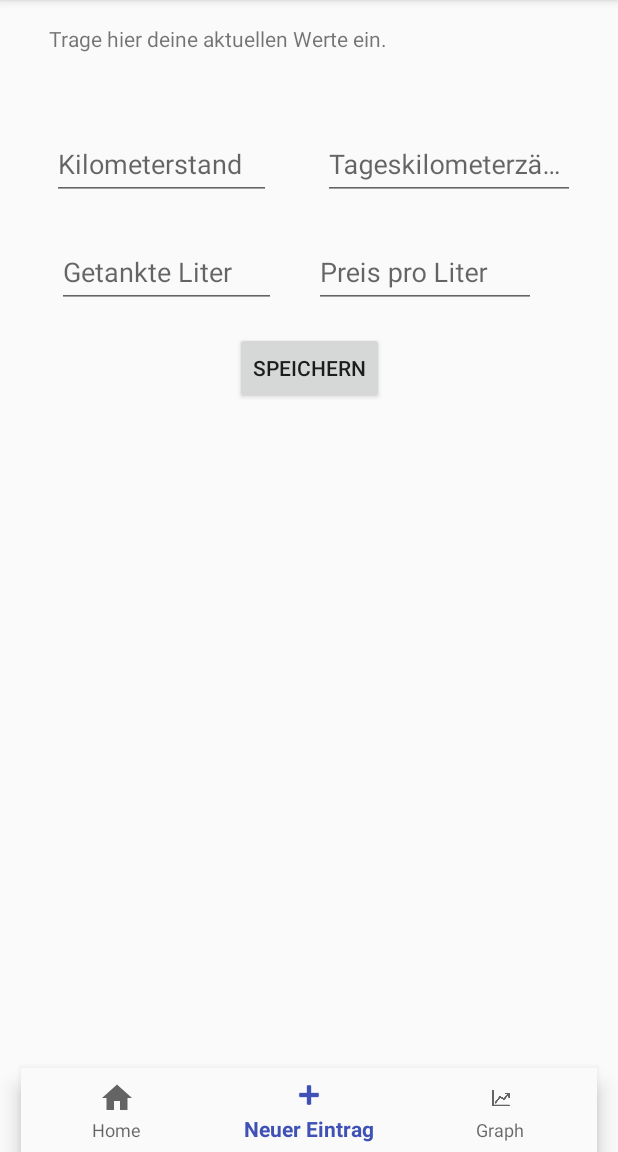
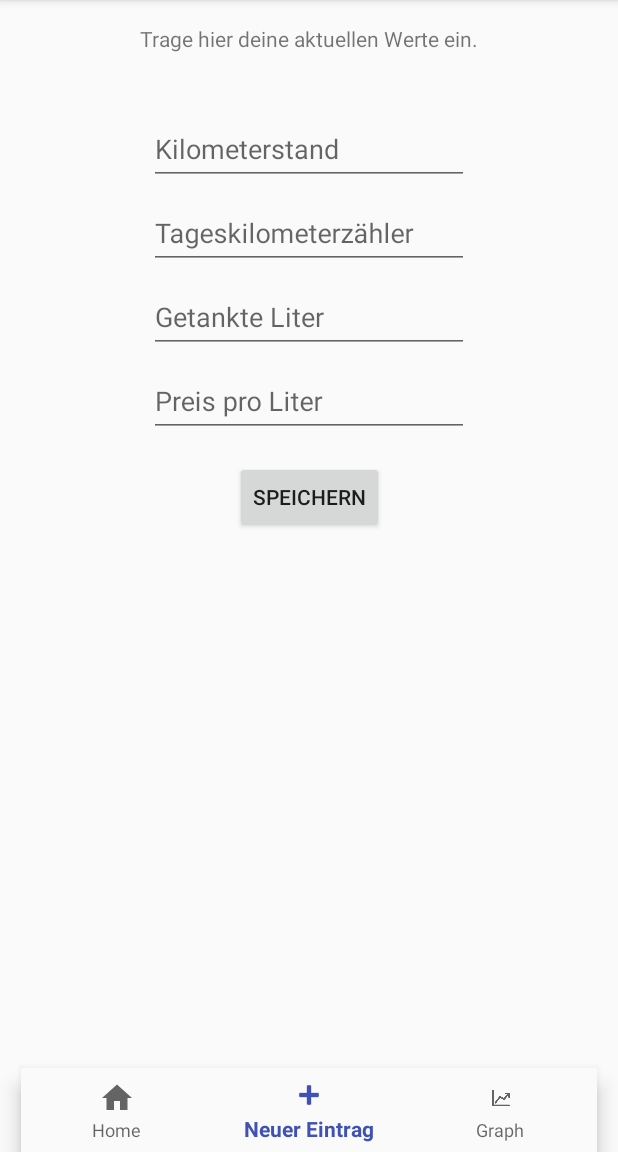
Before and after one commit to AdrianSaueressig/FuelConsumptionCalculator, an Android app: the screen it shows after launch (HomeScreen), item 2 of the bottom bar chosen, on a phone screen of 412 x 824 dp, the part 84-1236 px from its top. Run offline under Robolectric (Android 15) with nearby library versions, the phone set to English and light mode, and no system bars.

Commit message:
Change visuals of NewEntry Fragment (now all buttons are below each other instead of 2x2), made sure project still works with Android SDK 30 and 16

```diff
--- a/app/src/main/java/com/nolari/benzinverbrauchberechner/fragment/TankEntryDetailViewFragment.java
+++ b/app/src/main/java/com/nolari/benzinverbrauchberechner/fragment/TankEntryDetailViewFragment.java
@@ -65,7 +65,7 @@ public class TankEntryDetailViewFragment extends Fragment {
                              Bundle savedInstanceState) {
         // Inflate the layout for this fragment
         View v = inflater.inflate(R.layout.fragment_tank_entry_detail_view, container, false);
-        TextView tv = v.findViewById(R.id.textView3Really);
+        TextView tv = v.findViewById(R.id.tankEntryDetailTextView);
         tv.setText(entry.toString());
 
         return v;
--- a/app/src/main/res/layout/activity_new_entry.xml
+++ b/app/src/main/res/layout/activity_new_entry.xml
@@ -12,8 +12,6 @@
         android:id="@+id/button_save"
         android:layout_width="wrap_content"
         android:layout_height="wrap_content"
-        android:layout_marginEnd="8dp"
-        android:layout_marginStart="8dp"
         android:layout_marginTop="72dp"
         android:onClick="onDeleteClick"
         android:text="DELETE ALL ENTRIES"
@@ -26,8 +24,6 @@
         android:id="@+id/button_save2"
         android:layout_width="wrap_content"
         android:layout_height="wrap_content"
-        android:layout_marginEnd="8dp"
-        android:layout_marginStart="8dp"
         android:layout_marginTop="16dp"
         android:onClick="onSaveClick"
         android:text="@string/button_save"
@@ -37,32 +33,28 @@
 
     <TextView
         android:id="@+id/textView2"
-        android:layout_width="347dp"
-        android:layout_height="33dp"
-        android:layout_marginEnd="8dp"
-        android:layout_marginStart="8dp"
+        android:layout_width="wrap_content"
+        android:layout_height="wrap_content"
         android:layout_marginTop="16dp"
         android:text="@string/activity_newEntry_content"
         app:layout_constraintEnd_toEndOf="parent"
         app:layout_constraintStart_toStartOf="parent"
         app:layout_constraintTop_toTopOf="parent" />
 
+
+
     <android.support.design.widget.TextInputLayout
         android:id="@+id/input_layout_tripmeter"
-        android:layout_width="170dp"
-        android:layout_height="0dp"
-        android:layout_marginEnd="8dp"
-        android:layout_marginTop="28dp"
+        android:layout_width="wrap_content"
+        android:layout_height="wrap_content"
         app:layout_constraintEnd_toEndOf="parent"
-        app:layout_constraintStart_toEndOf="@+id/input_layout_kilometers"
-        app:layout_constraintTop_toBottomOf="@+id/textView2">
+        app:layout_constraintStart_toStartOf="parent"
+        app:layout_constraintTop_toBottomOf="@+id/input_layout_kilometers">
 
         <android.support.design.widget.TextInputEditText
             android:id="@+id/input_tripmeter"
-            android:layout_width="168dp"
+            android:layout_width="wrap_content"
             android:layout_height="match_parent"
-            android:layout_marginEnd="8dp"
-            android:layout_marginTop="28dp"
             android:digits="0123456789.,"
             android:ems="10"
             android:hint="@string/input_tripmeter"
@@ -71,21 +63,17 @@
 
     <android.support.design.widget.TextInputLayout
         android:id="@+id/input_layout_kilometers"
-        android:layout_width="170dp"
-        android:layout_height="0dp"
-        android:layout_marginStart="8dp"
-        android:layout_marginTop="28dp"
-        app:layout_constraintEnd_toStartOf="@+id/input_layout_tripmeter"
-        app:layout_constraintHorizontal_bias="0.702"
+        android:layout_width="wrap_content"
+        android:layout_height="wrap_content"
+        android:layout_marginTop="32dp"
+        app:layout_constraintEnd_toEndOf="parent"
         app:layout_constraintStart_toStartOf="parent"
         app:layout_constraintTop_toBottomOf="@+id/textView2">
 
         <android.support.design.widget.TextInputEditText
             android:id="@+id/input_kilometers"
-            android:layout_width="146dp"
+            android:layout_width="wrap_content"
             android:layout_height="match_parent"
-            android:layout_marginStart="8dp"
-            android:layout_marginTop="28dp"
             android:digits="0123456789.,"
             android:ems="10"
             android:hint="@string/input_kilometers"
@@ -94,21 +82,16 @@
 
     <android.support.design.widget.TextInputLayout
         android:id="@+id/input_layout_pricePerLitre"
-        android:layout_width="150dp"
+        android:layout_width="wrap_content"
         android:layout_height="wrap_content"
-        android:layout_marginEnd="32dp"
-        android:layout_marginStart="8dp"
-        android:layout_marginTop="16dp"
         app:layout_constraintEnd_toEndOf="parent"
-        app:layout_constraintStart_toEndOf="@+id/input_layout_litres"
-        app:layout_constraintTop_toBottomOf="@+id/input_layout_tripmeter">
+        app:layout_constraintStart_toStartOf="parent"
+        app:layout_constraintTop_toBottomOf="@+id/input_layout_litres">
 
         <android.support.design.widget.TextInputEditText
             android:id="@+id/input_pricePerLitre"
-            android:layout_width="148dp"
+            android:layout_width="wrap_content"
             android:layout_height="wrap_content"
-            android:layout_marginEnd="32dp"
-            android:layout_marginTop="8dp"
             android:digits="0123456789.,"
             android:ems="10"
             android:hint="@string/input_pricePerLitre"
@@ -117,23 +100,16 @@
 
     <android.support.design.widget.TextInputLayout
         android:id="@+id/input_layout_litres"
-        android:layout_width="150dp"
+        android:layout_width="wrap_content"
         android:layout_height="wrap_content"
-        android:layout_marginEnd="8dp"
-        android:layout_marginStart="8dp"
-        android:layout_marginTop="16dp"
-        app:layout_constraintEnd_toStartOf="@+id/input_layout_tripmeter"
-        app:layout_constraintHorizontal_bias="0.452"
+        app:layout_constraintEnd_toEndOf="parent"
         app:layout_constraintStart_toStartOf="parent"
-        app:layout_constraintTop_toBottomOf="@+id/input_layout_kilometers">
+        app:layout_constraintTop_toBottomOf="@+id/input_layout_tripmeter">
 
         <android.support.design.widget.TextInputEditText
             android:id="@+id/input_litres"
-            android:layout_width="162dp"
+            android:layout_width="wrap_content"
             android:layout_height="wrap_content"
-            android:layout_marginEnd="8dp"
-            android:layout_marginStart="8dp"
-            android:layout_marginTop="16dp"
             android:digits="0123456789.,"
             android:ems="10"
             android:hint="@string/input_litres"
--- a/app/src/main/res/layout/fragment_tank_entry_detail_view.xml
+++ b/app/src/main/res/layout/fragment_tank_entry_detail_view.xml
@@ -4,10 +4,8 @@
     android:layout_height="match_parent"
     tools:context="com.nolari.benzinverbrauchberechner.fragment.TankEntryDetailViewFragment">
 
-    <!-- TODO: Update blank fragment layout -->
-
     <TextView
-        android:id="@+id/textView3Really"
+        android:id="@+id/tankEntryDetailTextView"
         android:layout_width="match_parent"
         android:layout_height="match_parent"
         android:text="TextView" />
--- a/app/src/main/res/values/strings.xml
+++ b/app/src/main/res/values/strings.xml
@@ -27,7 +27,4 @@
     <string name="list_title_litres">Getankte Liter</string>
     <string name="list_title_tripmeter">Gefahrene Km</string>
 
-    <!-- TODO: Remove or change this placeholder text -->
-    <string name="hello_blank_fragment">Hello blank fragment</string>
-
 </resources>
--- a/build.gradle
+++ b/build.gradle
@@ -7,7 +7,7 @@ buildscript {
         jcenter()
     }
     dependencies {
-        classpath 'com.android.tools.build:gradle:3.0.1'
+        classpath 'com.android.tools.build:gradle:4.0.1'
 
 
         // NOTE: Do not place your application dependencies here; they belong
```
Also changed, not shown: gradle/wrapper/gradle-wrapper.properties, 1 other file.
